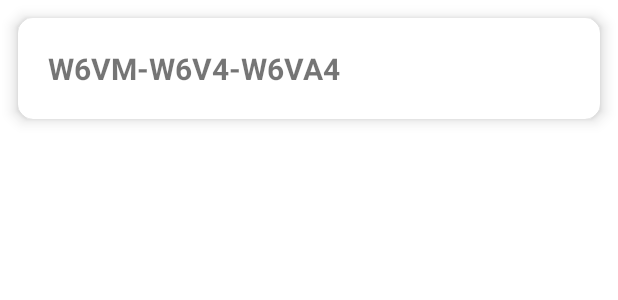
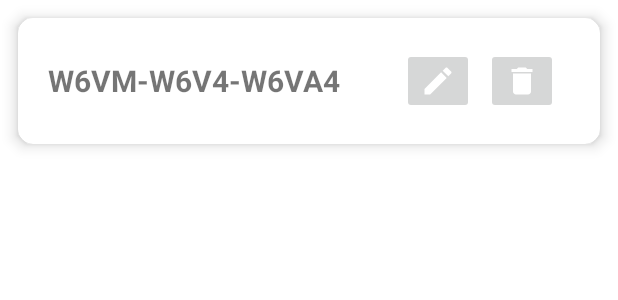
Before and after one commit to cz9dev/fitecmotor, an Android app: the layout item_modelo.xml on its own in the app's theme, with its tools: preview values and no code run, on a phone screen of 412 x 824 dp. Shown: the top 300 px of the screen. Run offline under Robolectric (Android 15) with nearby library versions, the phone set to English and light mode, and no system bars.

Commit message:
Subiendo código marca

```diff
--- a/app/src/main/java/zaldivar/carlos/fichatcnicademotor/marca/CustomAdapterMarca.kt
+++ b/app/src/main/java/zaldivar/carlos/fichatcnicademotor/marca/CustomAdapterMarca.kt
@@ -22,7 +22,8 @@ class CustomAdapterMarca(private val fragment: MarcaFragment) : RecyclerView.Ada
     override fun onBindViewHolder(viewHolder: ViewHolder, i: Int) {
         viewHolder.itemMarca.text = mMarcaLists[i].nombreMarca
         viewHolder.itemEditMarca.setOnClickListener {
-            fragment.raiseDialog(mMarcaLists[i].idMarca)
+            //fragment.raiseDialog(mMarcaLists[i].idMarca)
+            fragment.addFragmentToFragment(MarcaNuevaFragment.newInstance(mMarcaLists[i].idMarca,mMarcaLists[i].nombreMarca))
         }
         viewHolder.itemDeleteMarca.setOnClickListener {
             fragment.mMarcaViewModel.deleteMarca(mMarcaLists[i].idMarca)
--- a/app/src/main/java/zaldivar/carlos/fichatcnicademotor/marca/MarcaFragment.kt
+++ b/app/src/main/java/zaldivar/carlos/fichatcnicademotor/marca/MarcaFragment.kt
@@ -77,7 +77,7 @@ class MarcaFragment : Fragment() {
         recyclerView.adapter = adapter
     }
 
-    private fun addFragmentToFragment(fragment: Fragment) {
+    fun addFragmentToFragment(fragment: Fragment) {
         val transaction = activity?.supportFragmentManager?.beginTransaction()
         transaction?.replace(R.id.container, fragment)
         //transaction?.disallowAddToBackStack()
--- a/app/src/main/res/layout/item_marca.xml
+++ b/app/src/main/res/layout/item_marca.xml
@@ -27,6 +27,7 @@
             android:layout_marginEnd="16dp"
             android:layout_marginRight="16dp"
             android:textStyle="bold"
+            android:layout_centerVertical="true"
             android:textSize="20sp"/>
 
         <ImageButton
@@ -37,6 +38,7 @@
             android:layout_marginRight="8dp"
             android:layout_toStartOf="@+id/ibDeleteMarca"
             android:layout_toLeftOf="@+id/ibDeleteMarca"
+            android:layout_centerVertical="true"
             android:src="@drawable/ic_edit" />
         <ImageButton
             android:id="@+id/ibDeleteMarca"
@@ -46,6 +48,7 @@
             android:layout_alignParentRight="true"
             android:layout_marginEnd="8dp"
             android:layout_marginRight="8dp"
+            android:layout_centerVertical="true"
             android:src="@drawable/ic_delete" />
 
     </RelativeLayout>
--- a/app/src/main/res/layout/item_modelo.xml
+++ b/app/src/main/res/layout/item_modelo.xml
@@ -26,7 +26,31 @@
             android:layout_marginEnd="16dp"
             android:layout_marginRight="16dp"
             android:textStyle="bold"
+            android:layout_centerVertical="true"
             android:textSize="20sp"/>
+
+        <ImageButton
+            android:id="@+id/ibEditModelo"
+            android:layout_width="wrap_content"
+            android:layout_height="wrap_content"
+            android:layout_marginEnd="8dp"
+            android:layout_marginRight="8dp"
+            android:layout_toStartOf="@+id/ibDeleteModelo"
+            android:layout_toLeftOf="@+id/ibDeleteModelo"
+            android:layout_centerVertical="true"
+            android:src="@drawable/ic_edit" />
+
+        <ImageButton
+            android:id="@+id/ibDeleteModelo"
+            android:layout_width="wrap_content"
+            android:layout_height="wrap_content"
+            android:layout_alignParentEnd="true"
+            android:layout_alignParentRight="true"
+            android:layout_marginEnd="8dp"
+            android:layout_marginRight="8dp"
+            android:layout_centerVertical="true"
+            android:src="@drawable/ic_delete" />
+
     </RelativeLayout>
 
 </com.google.android.material.card.MaterialCardView>
```
